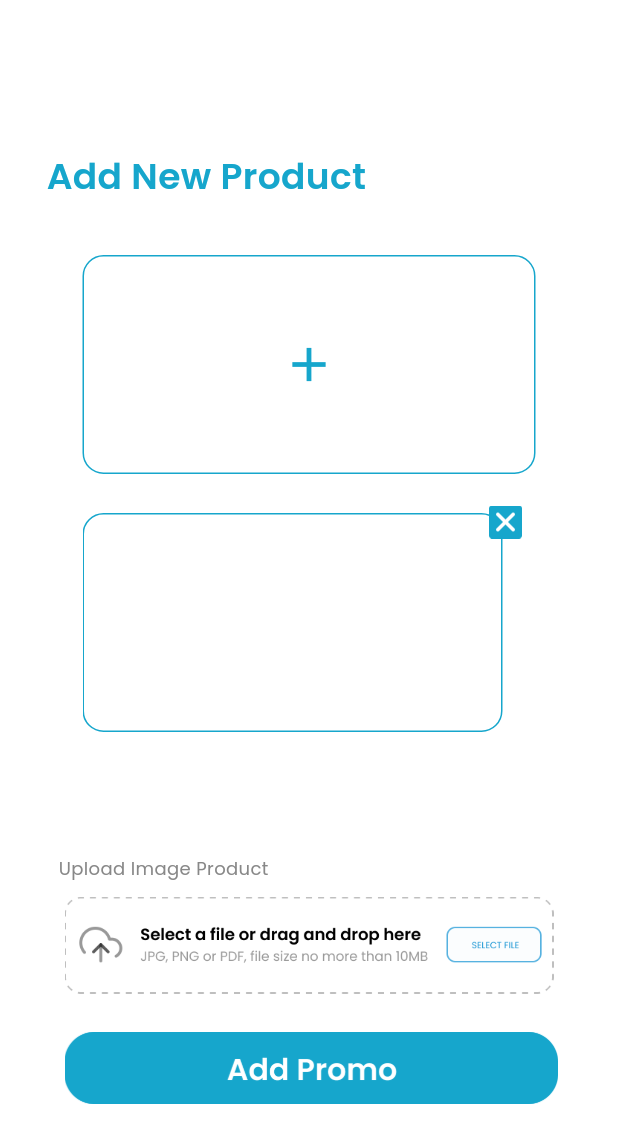
After one commit to adibbbb/rentify, a Flutter app: the PromoPage screen opened directly, on a phone screen of 412 x 824 dp. The commit adds this screen. Shown: the top 1143 px of the screen. Run offline on Flutter 3.47's test engine with Material 2 defaults, Android fonts, the phone set to English and light mode, and no system bars; our stand-ins replace carousel_slider, dots_indicator, file_picker, flutter_datetime_picker_plus, flutter_image_slideshow, google_fonts and 1 more.

Commit message:
admin checkpoint

```diff
--- a/lib/admin page/addproduct.dart
+++ b/lib/admin page/addproduct.dart
@@ -42,8 +42,7 @@ class _AddProductState extends State<AddProduct> {
   Widget build(BuildContext context) {
     return Scaffold(
       backgroundColor: Colors.white,
-      body: SingleChildScrollView(
-        child: Stack(
+      body: Stack(
         children: [
           Padding(
             padding: const EdgeInsets.fromLTRB(31, 100, 0, 0),
@@ -357,7 +356,7 @@ class _AddProductState extends State<AddProduct> {
           ), // END TEXT FIELD EMAIL
           Center(
             child: Padding(
-                padding: const EdgeInsets.fromLTRB(35, 682, 32, 0),
+              padding: const EdgeInsets.fromLTRB(35, 600, 32, 0),
               child: IconButton(
                 onPressed: () {},
                 icon: Image.asset(
@@ -368,7 +367,6 @@ class _AddProductState extends State<AddProduct> {
           ),
         ],
       ),
-      ),
     );
   }
 }
--- /dev/null
+++ b/lib/admin page/promo.dart
@@ -0,0 +1,157 @@
+import 'package:flutter/material.dart';
+import 'package:google_fonts/google_fonts.dart';
+import 'package:file_picker/file_picker.dart';
+import 'package:flutter/services.dart';
+
+class PromoPage extends StatefulWidget {
+  const PromoPage({Key? key});
+
+  @override
+  State<PromoPage> createState() => _PromoPageState();
+}
+
+class _PromoPageState extends State<PromoPage> {
+  String filePath = '';
+  Future<void> _pickFile() async {
+    try {
+      FilePickerResult? result = await FilePicker.platform.pickFiles();
+
+      if (result != null) {
+        setState(() {
+          filePath = result.files.single.path ?? '';
+        });
+      } else {
+        // User canceled the file picking
+        print('User canceled file picking');
+      }
+    } on PlatformException catch (e) {
+      // Handle errors
+      print('Error picking file: $e');
+    }
+  }
+
+  @override
+  Widget build(BuildContext context) {
+    return Scaffold(
+      backgroundColor: Colors.white,
+      body: Stack(
+        children: [
+          Padding(
+            padding: const EdgeInsets.fromLTRB(31, 100, 0, 0),
+            child: Text(
+              "Add New Product",
+              style: GoogleFonts.poppins(
+                fontSize: 24,
+                fontWeight: FontWeight.w600,
+                color: const Color(0xFF16A6CC),
+              ),
+            ),
+          ), // END TITLE
+
+          // Add ListView here
+          Padding(
+            padding: const EdgeInsets.fromLTRB(55, 170, 55, 287),
+            child: ListView(
+              children: [
+                Container(
+                  width: 280,
+                  height: 146,
+                  decoration: BoxDecoration(
+                    color: Colors.white,
+                    borderRadius: BorderRadius.circular(14.0),
+                    border: Border.all(
+                      color: const Color(0xFF16A6CC),
+                      width: 1,
+                    ),
+                  ),
+                  child: IconButton(
+                    icon: const Icon(
+                      Icons.add,
+                      size: 38,
+                      color: Color(0xFF16A6CC),
+                    ),
+                    onPressed: _pickFile,
+                  ),
+                ),
+                const SizedBox(
+                  height: 16,
+                ),
+                Stack(children: [
+                  Padding(
+                    padding: const EdgeInsets.only(
+                      top: 10,
+                    ),
+                    child: Container(
+                      width: 280,
+                      height: 146,
+                      decoration: BoxDecoration(
+                        color: Colors.white,
+                        borderRadius: BorderRadius.circular(14.0),
+                        border: Border.all(
+                          color: const Color(0xFF16A6CC),
+                          width: 1,
+                        ),
+                      ),
+                    ),
+                  ),
+                  Positioned(
+                    top: -8,
+                    right: -4,
+                    child: IconButton(
+                        onPressed: () {}, // X kalo ngapus pencet ini
+                        icon: Image.asset(
+                          'asset/admin/x.png',
+                          width: 22,
+                        )),
+                  ),
+                ]),
+                const SizedBox(
+                  height: 16,
+                ),
+              ],
+            ),
+          ),
+          Padding(
+            padding: const EdgeInsets.fromLTRB(39, 570, 0, 0),
+            child: Text(
+              "Upload Image Product",
+              style: GoogleFonts.poppins(
+                fontSize: 12,
+                color: const Color(0xFF888888),
+              ),
+            ),
+          ), //END SUB JUDUL 'BRAND'
+
+          Padding(
+            padding: const EdgeInsets.fromLTRB(35, 590, 35, 0),
+            child: SizedBox(
+              child: Row(
+                children: [
+                  Expanded(
+                    child: IconButton(
+                      icon: Image.asset(
+                        'asset/profile/select file.png',
+                      ),
+                      onPressed: _pickFile,
+                    ),
+                  ),
+                ],
+              ),
+            ),
+          ),
+          Center(
+            child: Padding(
+              padding: const EdgeInsets.fromLTRB(35, 600, 32, 0),
+              child: IconButton(
+                onPressed: () {},
+                icon: Image.asset(
+                  'asset/admin/add promo.png',
+                ), // Replace with the path to your image asset.
+              ),
+            ),
+          ),
+        ],
+      ),
+    );
+  }
+}
```
Also changed, not shown: lib/admin page/detailtransaction.dart (added, +134 -0 lines), asset/admin/add promo.png (added), asset/admin/logo copy.png (added), asset/admin/x.png (added). Lines whose indentation alone changed are shown as unchanged.
